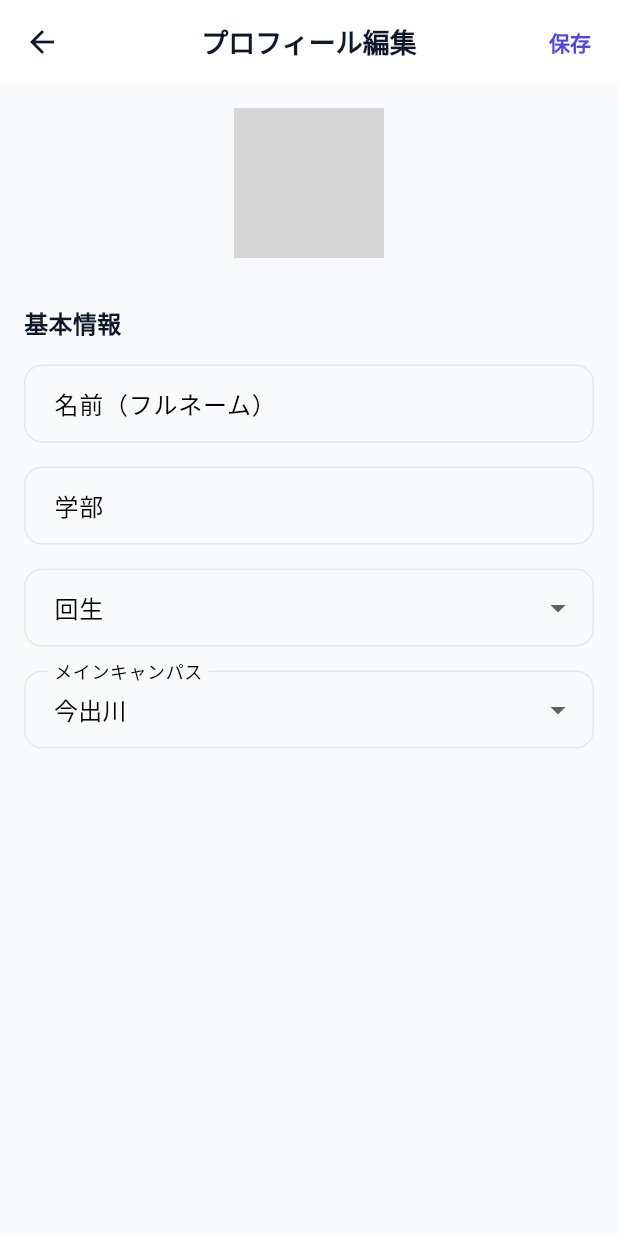
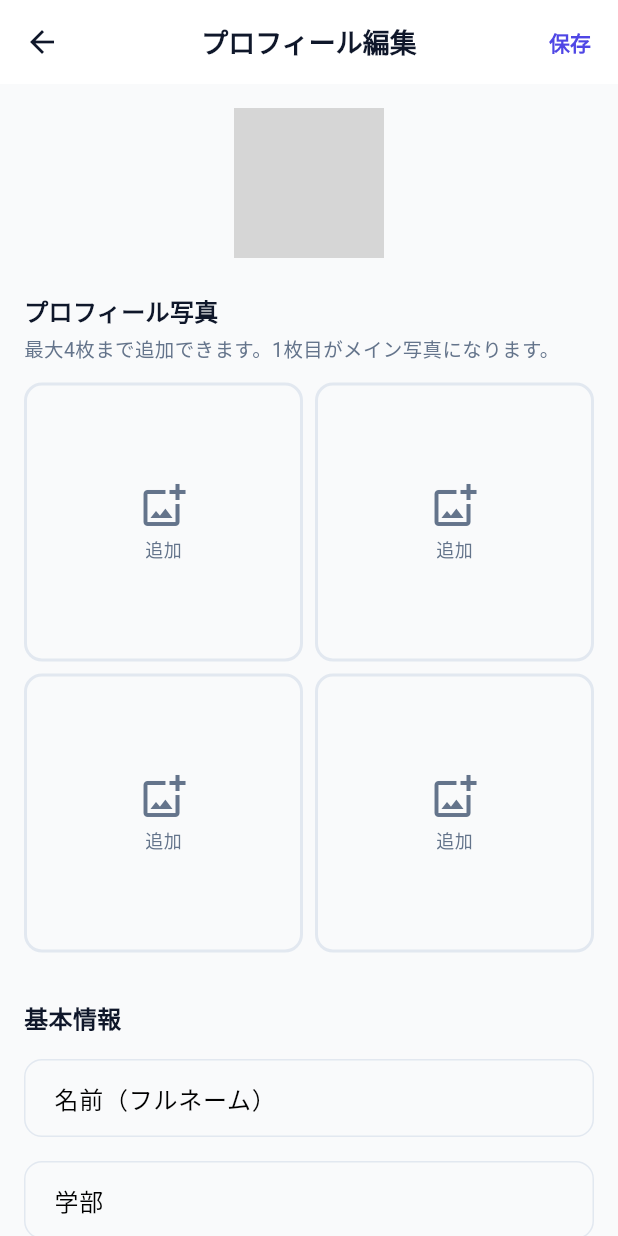
Before and after one commit to nishikawataishi/D-scout, a Flutter app: the ProfileEditScreen screen opened directly with empty values, on a phone screen of 412 x 824 dp. Run offline on Flutter 3.47's test engine with Material 3 defaults, Android fonts, the phone set to English and light mode, and no system bars; our stand-ins replace cached_network_image, cloud_firestore, cloud_functions, firebase_auth, firebase_core, firebase_storage and 3 more; missing offline and left inert: add_2_calendar; accounts and stored records are empty; generated files the repository leaves out were written again; network calls fail; Roboto replaces fonts that are missing (NotoSansJP); grey boxes are pictures that could not be loaded.

Commit message:
feat: プロフィール写真ギャラリー機能を追加
ユーザー・団体プロフィールに複数写真を表示・編集できるギャラリー機能を実装。
- Organization/UserProfileモデルにphotoUrlsフィールドを追加
- PhotoGallery/PhotoGalleryEditorコンポーネントを新規作成
- StorageServiceにユーザー/団体写真アップロードメソッドを追加
- 各プロフィール画面にギャラリー表示・編集UIを統合
- Firebase Storageルールにユーザー写真パスを追加

Co-Authored-By: Claude Opus 4.6 <noreply@anthropic.com>

```diff
--- a/lib/models/organization.dart
+++ b/lib/models/organization.dart
@@ -58,6 +58,7 @@ abstract class Organization with _$Organization {
     DateTime? verifiedAt,
     @Default(false) bool isOfficial,
     DateTime? createdAt,
+    @Default([]) List<String> photoUrls,
   }) = _Organization;
 
   factory Organization.fromJson(Map<String, dynamic> json) =>
--- a/lib/models/user_profile.dart
+++ b/lib/models/user_profile.dart
@@ -8,6 +8,7 @@ class UserProfile {
   final Campus mainCampus;
   final List<String> interests;
   final String? iconUrl;
+  final List<String> photoUrls;
 
   UserProfile({
     required this.id,
@@ -17,6 +18,7 @@ class UserProfile {
     required this.mainCampus,
     required this.interests,
     this.iconUrl,
+    this.photoUrls = const [],
   });
 
   factory UserProfile.fromFirestore(Map<String, dynamic> data, String docId) {
@@ -30,6 +32,7 @@ class UserProfile {
           : Campus.imadegawa,
       interests: List<String>.from(data['interests'] ?? []),
       iconUrl: data['iconUrl'],
+      photoUrls: List<String>.from(data['photoUrls'] ?? []),
     );
   }
 
@@ -41,6 +44,7 @@ class UserProfile {
       'mainCampus': mainCampus.name,
       'interests': interests,
       if (iconUrl != null) 'iconUrl': iconUrl,
+      'photoUrls': photoUrls,
     };
   }
 
@@ -51,6 +55,7 @@ class UserProfile {
     Campus? mainCampus,
     List<String>? interests,
     String? iconUrl,
+    List<String>? photoUrls,
   }) {
     return UserProfile(
       id: id,
@@ -60,6 +65,7 @@ class UserProfile {
       mainCampus: mainCampus ?? this.mainCampus,
       interests: interests ?? this.interests,
       iconUrl: iconUrl ?? this.iconUrl,
+      photoUrls: photoUrls ?? this.photoUrls,
     );
   }
 }
--- /dev/null
+++ b/lib/screens/components/photo_gallery_editor.dart
@@ -0,0 +1,195 @@
+import 'package:flutter/material.dart';
+import 'package:cached_network_image/cached_network_image.dart';
+import '../../theme/app_theme.dart';
+
+/// プロフィール写真編集ウィジェット（2x2グリッド、最大4枚）
+class PhotoGalleryEditor extends StatelessWidget {
+  final List<String> photoUrls;
+  final Set<int> uploadingIndices;
+  final ValueChanged<int> onAddPhoto;
+  final ValueChanged<int> onRemovePhoto;
+
+  const PhotoGalleryEditor({
+    super.key,
+    required this.photoUrls,
+    this.uploadingIndices = const {},
+    required this.onAddPhoto,
+    required this.onRemovePhoto,
+  });
+
+  @override
+  Widget build(BuildContext context) {
+    return Column(
+      crossAxisAlignment: CrossAxisAlignment.start,
+      children: [
+        const Text(
+          'プロフィール写真',
+          style: TextStyle(
+            fontSize: 16,
+            fontWeight: FontWeight.bold,
+            color: AppTheme.textPrimary,
+          ),
+        ),
+        const SizedBox(height: 4),
+        const Text(
+          '最大4枚まで追加できます。1枚目がメイン写真になります。',
+          style: TextStyle(fontSize: 13, color: AppTheme.textSecondary),
+        ),
+        const SizedBox(height: 12),
+        GridView.builder(
+          shrinkWrap: true,
+          physics: const NeverScrollableScrollPhysics(),
+          gridDelegate: const SliverGridDelegateWithFixedCrossAxisCount(
+            crossAxisCount: 2,
+            crossAxisSpacing: 8,
+            mainAxisSpacing: 8,
+          ),
+          itemCount: 4,
+          itemBuilder: (context, index) {
+            final hasPhoto = index < photoUrls.length;
+            final isUploading = uploadingIndices.contains(index);
+
+            return GestureDetector(
+              onTap: isUploading
+                  ? null
+                  : hasPhoto
+                      ? null
+                      : () => onAddPhoto(index),
+              onLongPress: hasPhoto && !isUploading
+                  ? () => _confirmRemove(context, index)
+                  : null,
+              child: Container(
+                decoration: BoxDecoration(
+                  color: AppTheme.background,
+                  borderRadius: BorderRadius.circular(12),
+                  border: Border.all(
+                    color: hasPhoto ? Colors.transparent : AppTheme.border,
+                    width: hasPhoto ? 0 : 2,
+                    strokeAlign: BorderSide.strokeAlignInside,
+                  ),
+                ),
+                clipBehavior: Clip.antiAlias,
+                child: Stack(
+                  fit: StackFit.expand,
+                  children: [
+                    if (hasPhoto)
+                      CachedNetworkImage(
+                        imageUrl: photoUrls[index],
+                        fit: BoxFit.cover,
+                        placeholder: (context, url) => const Center(
+                          child: CircularProgressIndicator(),
+                        ),
+                        errorWidget: (context, url, error) => const Center(
+                          child: Icon(Icons.broken_image, color: AppTheme.textSecondary),
+                        ),
+                      )
+                    else if (isUploading)
+                      const Center(child: CircularProgressIndicator())
+                    else
+                      const Center(
+                        child: Column(
+                          mainAxisSize: MainAxisSize.min,
+                          children: [
+                            Icon(Icons.add_photo_alternate_outlined,
+                                size: 32, color: AppTheme.textSecondary),
+                            SizedBox(height: 4),
+                            Text(
+                              '追加',
+                              style: TextStyle(
+                                fontSize: 12,
+                                color: AppTheme.textSecondary,
+                              ),
+                            ),
+                          ],
+                        ),
+                      ),
+
+                    // メイン写真バッジ（1枚目）
+                    if (index == 0 && hasPhoto)
+                      Positioned(
+                        top: 8,
+                        left: 8,
+                        child: Container(
+                          padding: const EdgeInsets.symmetric(
+                            horizontal: 8,
+                            vertical: 4,
+                          ),
+                          decoration: BoxDecoration(
+                            color: AppTheme.primary,
+                            borderRadius: BorderRadius.circular(8),
+                          ),
+                          child: const Text(
+                            'メイン',
+                            style: TextStyle(
+                              color: Colors.white,
+                              fontSize: 11,
+                              fontWeight: FontWeight.bold,
+                            ),
+                          ),
+                        ),
+                      ),
+
+                    // 削除ボタン
+                    if (hasPhoto && !isUploading)
+                      Positioned(
+                        top: 6,
+                        right: 6,
+                        child: GestureDetector(
+                          onTap: () => _confirmRemove(context, index),
+                          child: Container(
+                            width: 28,
+                            height: 28,
+                            decoration: BoxDecoration(
+                              color: Colors.black.withAlpha(127),
+                              shape: BoxShape.circle,
+                            ),
+                            child: const Icon(
+                              Icons.close,
+                              size: 16,
+                              color: Colors.white,
+                            ),
+                          ),
+                        ),
+                      ),
+
+                    // ローディングオーバーレイ
+                    if (isUploading && hasPhoto)
+                      Container(
+                        color: Colors.black.withAlpha(100),
+                        child: const Center(
+                          child: CircularProgressIndicator(color: Colors.white),
+                        ),
+                      ),
+                  ],
+                ),
+              ),
+            );
+          },
+        ),
+      ],
+    );
+  }
+
+  void _confirmRemove(BuildContext context, int index) {
+    showDialog(
+      context: context,
+      builder: (context) => AlertDialog(
+        title: const Text('写真を削除'),
+        content: const Text('この写真を削除しますか？'),
+        actions: [
+          TextButton(
+            onPressed: () => Navigator.pop(context),
+            child: const Text('キャンセル'),
+          ),
+          TextButton(
+            onPressed: () {
+              Navigator.pop(context);
+              onRemovePhoto(index);
+            },
+            child: const Text('削除', style: TextStyle(color: AppTheme.error)),
+          ),
+        ],
+      ),
+    );
+  }
+}
--- a/lib/screens/group_detail_screen.dart
+++ b/lib/screens/group_detail_screen.dart
@@ -4,6 +4,7 @@ import '../models/organization.dart';
 import '../models/event.dart';
 import '../theme/app_theme.dart';
 import '../screens/components/verified_badge.dart';
+import 'components/photo_gallery.dart';
 import '../services/firestore_service.dart';
 import 'event_detail_screen.dart';
 
@@ -62,6 +63,11 @@ class GroupDetailScreen extends StatelessWidget {
                     : null,
               ),
             ),
+            // 写真ギャラリー
+            if (organization.photoUrls.isNotEmpty) ...[
+              const SizedBox(height: 16),
+              PhotoGallery(photoUrls: organization.photoUrls),
+            ],
             const SizedBox(height: 16),
             Center(
               child: Row(
```
Also changed, not shown: lib/screens/components/org_profile_edit_tab.dart (+66 -0 lines), lib/screens/components/photo_gallery.dart (added, +206 -0 lines), lib/screens/profile_edit_screen.dart (+63 -0 lines), lib/screens/profile_screen.dart (+8 -1 lines), lib/screens/student_detail_screen.dart (+7 -1 lines), lib/services/storage_service.dart (+58 -0 lines), lib/models/organization.freezed.dart, lib/models/organization.g.dart, 1 other file.
